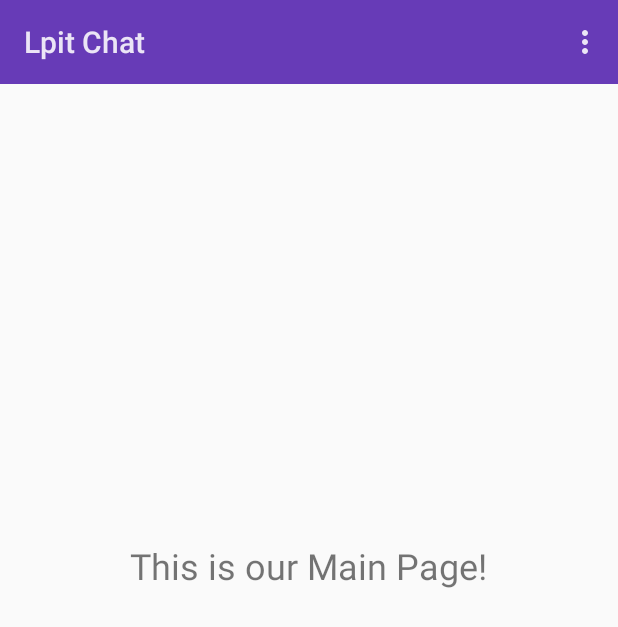
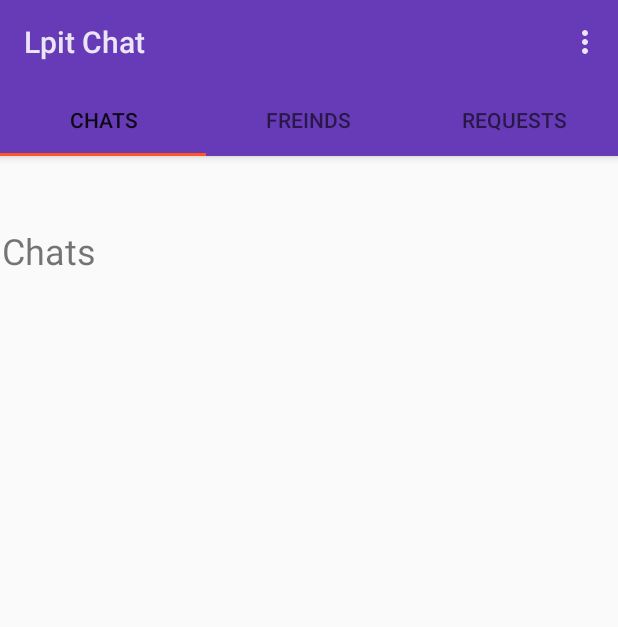
Before and after one commit to emonmeena/lapit, an Android app: the screen it shows after launch once a user with an empty profile is signed in (MainActivity), on a phone screen of 412 x 824 dp. Shown: the top 627 px of the screen. Run offline under Robolectric (Android 15) with nearby library versions, the phone set to English and light mode, and no system bars; our stand-ins replace Firebase (no records; nobody signed in at launch, a user with empty details on screens opened directly).

Commit message:
Add three  Fragments

```diff
--- a/app/build.gradle
+++ b/app/build.gradle
@@ -30,6 +30,7 @@ dependencies {
     implementation 'androidx.appcompat:appcompat:1.1.0'
     implementation 'androidx.constraintlayout:constraintlayout:1.1.3'
     implementation 'com.google.firebase:firebase-auth:19.3.0'
+    implementation 'androidx.legacy:legacy-support-v4:1.0.0'
     testImplementation 'junit:junit:4.12'
     androidTestImplementation 'androidx.test.ext:junit:1.1.1'
     androidTestImplementation 'androidx.test.espresso:espresso-core:3.2.0'
--- /dev/null
+++ b/app/src/main/java/com/example/android/lapitchat/ChatsFragment.java
@@ -0,0 +1,28 @@
+package com.example.android.lapitchat;
+
+import android.os.Bundle;
+
+import androidx.fragment.app.Fragment;
+
+import android.view.LayoutInflater;
+import android.view.View;
+import android.view.ViewGroup;
+
+
+/**
+ * A simple {@link Fragment} subclass.
+ */
+public class ChatsFragment extends Fragment {
+
+    public ChatsFragment() {
+        // Required empty public constructor
+    }
+
+
+    @Override
+    public View onCreateView(LayoutInflater inflater, ViewGroup container,
+                             Bundle savedInstanceState) {
+        // Inflate the layout for this fragment
+        return inflater.inflate(R.layout.fragment_chats, container, false);
+    }
+}
--- /dev/null
+++ b/app/src/main/java/com/example/android/lapitchat/FreindsFragment.java
@@ -0,0 +1,28 @@
+package com.example.android.lapitchat;
+
+import android.os.Bundle;
+
+import androidx.fragment.app.Fragment;
+
+import android.view.LayoutInflater;
+import android.view.View;
+import android.view.ViewGroup;
+
+
+/**
+ * A simple {@link Fragment} subclass.
+ */
+public class FreindsFragment extends Fragment {
+
+    public FreindsFragment() {
+        // Required empty public constructor
+    }
+
+
+    @Override
+    public View onCreateView(LayoutInflater inflater, ViewGroup container,
+                             Bundle savedInstanceState) {
+        // Inflate the layout for this fragment
+        return inflater.inflate(R.layout.fragment_freinds, container, false);
+    }
+}
--- a/app/src/main/java/com/example/android/lapitchat/LoginActivity.java
+++ b/app/src/main/java/com/example/android/lapitchat/LoginActivity.java
@@ -39,7 +39,7 @@ public class LoginActivity extends AppCompatActivity {
         //TOOLBAR SET
         mToolbar = (Toolbar) findViewById(R.id.login_toolbar);
         setSupportActionBar(mToolbar);
-        getSupportActionBar().setTitle("Account Login");
+        getSupportActionBar().setTitle("Create Account");
         getSupportActionBar().setDisplayHomeAsUpEnabled(true);
 
         mLoginProgress = new ProgressDialog(this);
--- a/app/src/main/java/com/example/android/lapitchat/MainActivity.java
+++ b/app/src/main/java/com/example/android/lapitchat/MainActivity.java
@@ -2,6 +2,7 @@ package com.example.android.lapitchat;
 
 import androidx.annotation.NonNull;
 import androidx.appcompat.app.AppCompatActivity;
+import androidx.viewpager.widget.ViewPager;
 
 import android.content.Intent;
 import android.os.Bundle;
@@ -9,6 +10,7 @@ import android.view.Menu;
 import android.view.MenuItem;
 import android.widget.Toolbar;
 
+import com.google.android.material.tabs.TabLayout;
 import com.google.firebase.auth.FirebaseAuth;
 import com.google.firebase.auth.FirebaseUser;
 
@@ -16,6 +18,10 @@ public class MainActivity extends AppCompatActivity {
 
     private FirebaseAuth mAuth;
     private androidx.appcompat.widget.Toolbar mToolbar;
+
+    private ViewPager mViewPager;
+    private SectionsPagerAdapter mSectionsPagerAdapter;
+    private TabLayout mTabLayout;
 
     @Override
     protected void onCreate(Bundle savedInstanceState) {
@@ -26,6 +32,15 @@ public class MainActivity extends AppCompatActivity {
         mToolbar = (androidx.appcompat.widget.Toolbar) findViewById(R.id.main_page_toolbar);
         setSupportActionBar(mToolbar);
         getSupportActionBar().setTitle("Lpit Chat");
+
+        //TAS
+        mViewPager = (ViewPager) findViewById(R.id.main_tabPager);
+        mSectionsPagerAdapter = new SectionsPagerAdapter(getSupportFragmentManager());
+
+        mViewPager.setAdapter(mSectionsPagerAdapter);
+
+        mTabLayout = (TabLayout) findViewById(R.id.main_tabs);
+        mTabLayout.setupWithViewPager(mViewPager);
     }
 
     @Override
--- /dev/null
+++ b/app/src/main/java/com/example/android/lapitchat/SectionsPagerAdapter.java
@@ -0,0 +1,53 @@
+package com.example.android.lapitchat;
+
+import androidx.annotation.NonNull;
+import androidx.fragment.app.Fragment;
+import androidx.fragment.app.FragmentManager;
+import androidx.fragment.app.FragmentPagerAdapter;
+
+class SectionsPagerAdapter extends FragmentPagerAdapter {
+
+
+    public SectionsPagerAdapter(@NonNull FragmentManager fm) {
+        super(fm);
+    }
+
+    @NonNull
+    @Override
+    public Fragment getItem(int position) {
+        switch(position){
+            case 0:
+                ChatsFragment mChatsFragment = new ChatsFragment();
+                return mChatsFragment;
+
+            case 1:
+                FreindsFragment mFreindsFragment = new FreindsFragment();
+                return mFreindsFragment;
+
+            case 2:
+                RequestsFragment mRequestsFragment = new RequestsFragment();
+                return mRequestsFragment;
+
+            default:
+                return null;
+
+        }
+    }
+
+    @Override
+    public int getCount() {
+        return 3;  //Three Fragments
+    }
+    public CharSequence getPageTitle(int position){
+
+        switch (position){
+            case 0:
+                return  "CHATS";
+            case 1:
+                return "FREINDS";
+            case 2:
+                return "REQUESTS";
+        }
+        return null;
+    }
+}
--- a/app/src/main/java/com/example/android/lapitchat/StartActivity.java
+++ b/app/src/main/java/com/example/android/lapitchat/StartActivity.java
@@ -15,6 +15,7 @@ public class StartActivity extends AppCompatActivity {
     protected void onCreate(Bundle savedInstanceState) {
         super.onCreate(savedInstanceState);
         setContentView(R.layout.activity_start);
+
         mRegBtn  = (Button) findViewById(R.id.start_reg_btn);
         mRegBtn.setOnClickListener(new View.OnClickListener() {
             @Override
--- a/app/src/main/res/layout/activity_login.xml
+++ b/app/src/main/res/layout/activity_login.xml
@@ -4,7 +4,7 @@
     xmlns:tools="http://schemas.android.com/tools"
     android:layout_width="match_parent"
     android:layout_height="match_parent"
-    tools:context=".RegisterActivity">
+    tools:context=".LoginActivity">
 
     <include layout="@layout/app_bar_layout" android:id="@+id/login_toolbar"/>
 
--- a/app/src/main/res/layout/activity_main.xml
+++ b/app/src/main/res/layout/activity_main.xml
@@ -6,18 +6,30 @@
     android:layout_height="match_parent"
     tools:context=".MainActivity">
 
-    <include layout="@layout/app_bar_layout" android:id="@+id/main_page_toolbar"/>
+    <com.google.android.material.appbar.AppBarLayout
+        android:id="@+id/appBarLayout"
+        android:layout_width="match_parent"
+        android:layout_height="wrap_content"
+        app:layout_constraintEnd_toEndOf="parent"
+        app:layout_constraintStart_toStartOf="parent"
+        app:layout_constraintTop_toTopOf="parent">
 
-    <TextView
-        android:layout_width="wrap_content"
-        android:layout_height="wrap_content"
-        android:text="@string/this_is_our_main_page"
-        android:textSize="24sp"
+        <include
+            android:id="@+id/main_page_toolbar"
+            layout="@layout/app_bar_layout" />
+
+        <com.google.android.material.tabs.TabLayout
+            android:id="@+id/main_tabs"
+            android:layout_width="match_parent"
+            android:layout_height="wrap_content" />
+    </com.google.android.material.appbar.AppBarLayout>
+
+    <androidx.viewpager.widget.ViewPager
+        android:id="@+id/main_tabPager"
+        android:layout_width="409dp"
+        android:layout_height="627dp"
         app:layout_constraintBottom_toBottomOf="parent"
-        app:layout_constraintHorizontal_bias="0.497"
-        app:layout_constraintLeft_toLeftOf="parent"
-        app:layout_constraintRight_toRightOf="parent"
-        app:layout_constraintTop_toTopOf="parent"
-        app:layout_constraintVertical_bias="0.456" />
-
+        app:layout_constraintEnd_toEndOf="parent"
+        app:layout_constraintStart_toStartOf="parent"
+        app:layout_constraintTop_toBottomOf="@+id/appBarLayout" />
 </androidx.constraintlayout.widget.ConstraintLayout>
--- a/app/src/main/res/layout/activity_start.xml
+++ b/app/src/main/res/layout/activity_start.xml
@@ -45,7 +45,9 @@
         android:layout_marginStart="113dp"
         android:layout_marginEnd="113dp"
         android:backgroundTint="@color/colorAccent"
-        android:text="@string/already_have_acount"
+        android:text="@string/already_have_an_account"
+        android:textColor="@android:color/white"
+        android:textColorHint="@android:color/white"
         app:layout_constraintBottom_toTopOf="@+id/start_reg_btn"
         app:layout_constraintEnd_toEndOf="parent"
         app:layout_constraintStart_toStartOf="parent"
--- /dev/null
+++ b/app/src/main/res/layout/fragment_chats.xml
@@ -0,0 +1,15 @@
+<?xml version="1.0" encoding="utf-8"?>
+<FrameLayout xmlns:android="http://schemas.android.com/apk/res/android"
+    xmlns:tools="http://schemas.android.com/tools"
+    android:layout_width="match_parent"
+    android:layout_height="match_parent"
+    tools:context=".ChatsFragment">
+
+    <!-- TODO: Update blank fragment layout -->
+    <TextView
+        android:layout_width="match_parent"
+        android:layout_height="match_parent"
+        android:text="Chats"
+        android:textSize="24sp" />
+
+</FrameLayout>
--- a/app/src/main/res/values/strings.xml
+++ b/app/src/main/res/values/strings.xml
@@ -19,4 +19,8 @@
     <string name="already_have_acount">Already have Acount</string>
     <string name="registered_email">Registered Email</string>
     <string name="registered_password">Registered Password</string>
+    <string name="already_have_an_account">Already Have an account</string>
+
+    <!-- TODO: Remove or change this placeholder text -->
+    <string name="hello_blank_fragment">Hello blank fragment</string>
 </resources>
```
Also changed, not shown: app/src/main/java/com/example/android/lapitchat/RequestsFragment.java (added, +28 -0 lines), app/src/main/res/layout/fragment_freinds.xml (added, +15 -0 lines), app/src/main/res/layout/fragment_requests.xml (added, +15 -0 lines).
